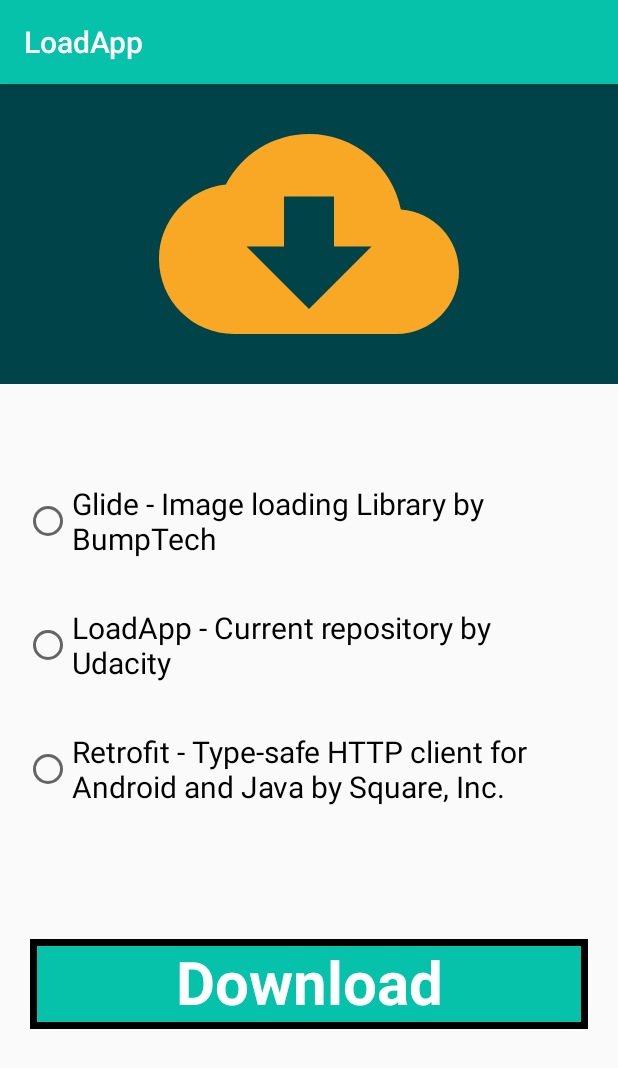
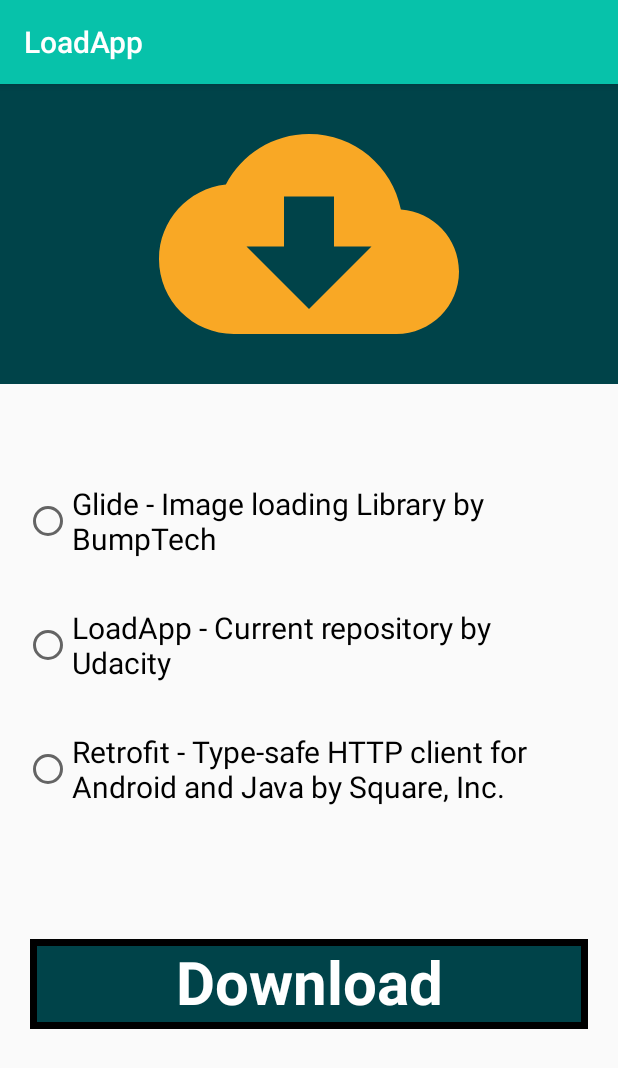
Before and after one commit to mariorobertofortunato/LoadApp, an Android app: the screen it shows after launch (MainActivity), after a tap on an icon or button, on a phone screen of 412 x 824 dp. Shown: the top 1068 px of the screen. Run offline under Robolectric (Android 15) with nearby library versions, the phone set to English and light mode, and no system bars.

Commit message:
Loading bar working

```diff
--- a/app/src/main/java/com/udacity/LoadingButton.kt
+++ b/app/src/main/java/com/udacity/LoadingButton.kt
@@ -1,89 +1,102 @@
 package com.udacity
 
+import android.animation.AnimatorInflater
 import android.animation.ValueAnimator
 import android.content.Context
-import android.graphics.Canvas
-import android.graphics.Paint
-import android.graphics.Rect
-import android.graphics.Typeface
+import android.graphics.*
 import android.util.AttributeSet
 import android.view.View
 import androidx.core.content.withStyledAttributes
 import kotlin.properties.Delegates
 
-//paint object initialization with default settings
-private val paint = Paint(Paint.ANTI_ALIAS_FLAG).apply {
-    style = Paint.Style.FILL
-    textAlign = Paint.Align.CENTER
-    textSize = 60.0f
-    typeface = Typeface.create("", Typeface.BOLD)
-}
-
-
-//custom attrs declaration (as "null")
-private var defaultBackgroundColor = 0
-private var borderColor = 0
-
-private var defaultText: String? = null
-private var textColor = 0
-
-private var position = 0
-
-
-private var borderWidth = 14.0f
-
-
 class LoadingButton @JvmOverloads constructor(
     context: Context, attrs: AttributeSet? = null, defStyleAttr: Int = 0
 ) : View(context, attrs, defStyleAttr) {
 
+    /**Variable and properties declaration/initiation*/
     private var widthSize = 0
     private var heightSize = 0
     private var valueAnimator = ValueAnimator()
-    private var buttonState: ButtonState by Delegates.observable<ButtonState>(ButtonState.Completed) { p, old, new ->
+    private var progress = 0.0
 
+    //custom attrs declaration (as "null")
+    private var defaultBackgroundColor = 0
+    private var progressBarColor = 0
+    private var borderColor = 0
+    private var defaultText: String? = null
+    private var textColor = 0
+    private var borderWidth = 14.0f
+
+
+
+    //observe the state of the button
+    private var buttonState: ButtonState by Delegates.observable<ButtonState>(ButtonState.Completed) { p, old, new -> }
+
+    //paint object initialization with default settings
+    private val paint = Paint(Paint.ANTI_ALIAS_FLAG).apply {
+        style = Paint.Style.FILL
+        textAlign = Paint.Align.CENTER
+        textSize = 60.0f
+        typeface = Typeface.create("", Typeface.BOLD)
+    }
+    //TODO capire bene cosa fa updatelistener
+    private val updateListener = ValueAnimator.AnimatorUpdateListener {
+        progress = (it.animatedValue as Float).toDouble()
+        invalidate()
+        requestLayout()
     }
 
-    /**View initialization with the default attributes (from the attrs.xml)*/
+    /**View initialization = Anim inflater + button init with the default attributes from the attrs.xml*/
     init {
+        //set the button clickable
         isClickable=true
+
+        valueAnimator = AnimatorInflater.loadAnimator(context,R.animator.progress_animator) as ValueAnimator
+        valueAnimator.addUpdateListener(updateListener)
 
         context.withStyledAttributes(attrs, R.styleable.LoadingButton) {
             defaultBackgroundColor = getColor(R.styleable.LoadingButton_defaultBackgroundColor, 0)
+            progressBarColor = getColor(R.styleable.LoadingButton_progressBarColor, 0)
             borderColor = getColor(R.styleable.LoadingButton_borderColor,0)
             defaultText = getString(R.styleable.LoadingButton_defaultText)
             textColor = getColor(R.styleable.LoadingButton_textColor,0)
         }
-
     }
 
+    /**"Drawing" section*/
     override fun onDraw(canvas: Canvas) {
         super.onDraw(canvas)
-        val rect = Rect(0,0,width,height)
-        drawBackground(canvas, rect)
-        drawText(canvas, rect)
-        drawBorder(canvas, rect)
+        drawBackground(canvas)
+        drawText(canvas)
+        drawBorder(canvas)
     }
             /**Draws the rectangle background */
-            private fun drawBackground(canvas: Canvas, rect: Rect) {
+            private fun drawBackground(canvas: Canvas) {
+                //Default background color
                 paint.color = defaultBackgroundColor
                 paint.style = Paint.Style.FILL
-                canvas.drawRect(rect, paint)
+                canvas.drawRect(0f,0f,width.toFloat(),height.toFloat(), paint)
+                //Background color change = "progress bar".
+                // When the button is clicked its state changes and triggers the progress anim
+                if (buttonState == ButtonState.Loading) {
+                    paint.color = progressBarColor
+                    canvas.drawRect(0f,0f,width*(progress/100).toFloat(),height.toFloat(),paint)
+                }
             }
             /**Draws the text*/
-            private fun drawText(canvas: Canvas, rect: Rect) {
+            private fun drawText(canvas: Canvas) {
                 paint.color = textColor
                 paint.textAlign = Paint.Align.CENTER
                 canvas.drawText(
-                    defaultText ?: "", rect.exactCenterX(), ((canvas.height / 2) - ((paint.descent() + paint.ascent()) / 2)), paint)
+                    defaultText ?: "", (canvas.width/2).toFloat(), ((canvas.height / 2) - ((paint.descent() + paint.ascent()) / 2)), paint)
             }
             /**Draws the border of the rectangle*/
             //For some reason this method must be called AFTER the text method, otherwise it messes it al up
-            private fun drawBorder(canvas: Canvas, rect: Rect) {
+            private fun drawBorder(canvas: Canvas) {
                 paint.color = borderColor
                 paint.style = Paint.Style.STROKE
                 paint.strokeWidth = borderWidth
-                canvas.drawRect(rect, paint)
+                canvas.drawRect(0f,0f,width.toFloat(),height.toFloat(), paint)
             }
 
     override fun onMeasure(widthMeasureSpec: Int, heightMeasureSpec: Int) {
@@ -95,23 +108,21 @@ class LoadingButton @JvmOverloads constructor(
         setMeasuredDimension(w, h)
     }
 
+    /**Methods*/
 
+    //When button clicked change the state of the button and start the anim
+    override fun performClick(): Boolean {
+        super.performClick()
+        if (buttonState == ButtonState.Completed)
+            buttonState = ButtonState.Loading
+        valueAnimator.start()
+        return true
+    }
 
-    fun provaAnimation() {
-
-        valueAnimator = ValueAnimator.ofInt(0, widthSize).apply {
-            duration = 3000
-            repeatMode = ValueAnimator.RESTART
-            repeatCount = 1
-            addUpdateListener {
-                widthSize = it.animatedValue as Int
-                invalidate()
-            }
-            valueAnimator.start()
-        }
+    private fun startAnimation() {
+        valueAnimator.start()
+    }
 
 
 
-    }
-
 }
--- a/app/src/main/java/com/udacity/MainActivity.kt
+++ b/app/src/main/java/com/udacity/MainActivity.kt
@@ -10,6 +10,7 @@ import android.content.Intent
 import android.content.IntentFilter
 import android.net.Uri
 import android.os.Bundle
+import android.widget.Toast
 import androidx.appcompat.app.AppCompatActivity
 import androidx.core.app.NotificationCompat
 import kotlinx.android.synthetic.main.activity_main.*
@@ -40,7 +41,7 @@ class MainActivity : AppCompatActivity() {
 
 
         custom_button.setOnClickListener {
-            //custom_button.provaAnimation()
+            Toast.makeText(this, "File is downloading", Toast.LENGTH_SHORT).show()
 
             download()
         }
--- /dev/null
+++ b/app/src/main/res/animator/progress_animator.xml
@@ -0,0 +1,7 @@
+<?xml version="1.0" encoding="utf-8"?>
+<animator xmlns:android="http://schemas.android.com/apk/res/android"
+    android:duration="2000"
+    android:interpolator="@android:anim/accelerate_decelerate_interpolator"
+    android:valueFrom="0f"
+    android:valueTo="100f"
+    android:valueType="floatType"/>
--- a/app/src/main/res/layout/content_main.xml
+++ b/app/src/main/res/layout/content_main.xml
@@ -60,6 +60,7 @@
         android:layout_height="60dp"
         android:layout_margin="20dp"
         app:defaultBackgroundColor="@color/colorPrimary"
+        app:progressBarColor="@color/colorPrimaryDark"
         app:borderColor="@color/black"
         app:defaultText="Download"
         app:textColor="@color/white" />
--- a/app/src/main/res/values/attrs.xml
+++ b/app/src/main/res/values/attrs.xml
@@ -3,6 +3,7 @@
     <!--   TODO: create custom attributes for the view-->
     <declare-styleable name="LoadingButton">
         <attr name="defaultBackgroundColor" format="color"/>
+        <attr name="progressBarColor" format="color"/>
         <attr name="borderColor" format="color"/>
         <attr name="defaultText" format="string"/>
         <attr name="textColor" format="color"/>
```
Also changed, not shown: app/src/main/res/anim/bounce.xml (deleted, +0 -14 lines).
